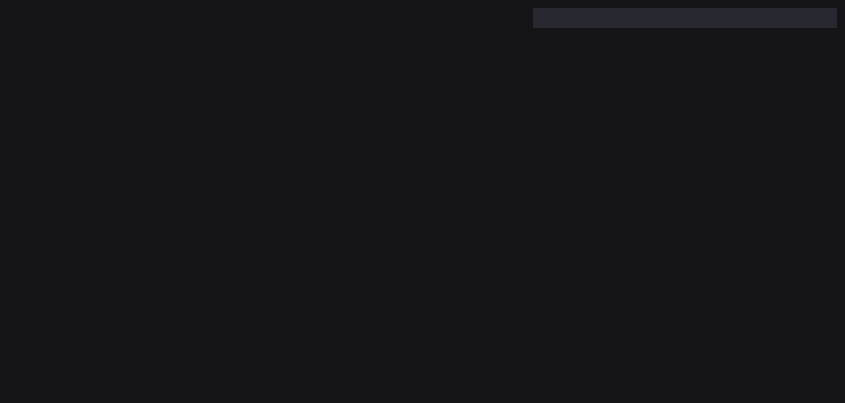
Qt form gui/ui/tooltemplate.ui (analogdevicesinc/scopy) before a commit.
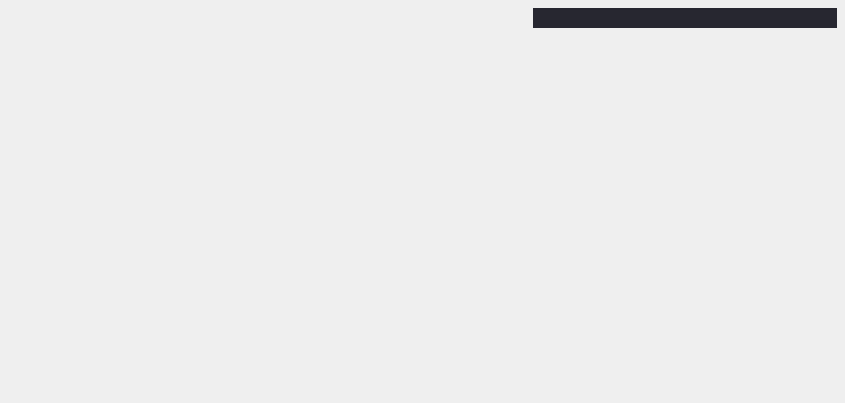
The same form after that commit. Custom widgets are drawn as their Qt base class.

```diff
--- a/gui/ui/tooltemplate.ui
+++ b/gui/ui/tooltemplate.ui
@@ -20,7 +20,7 @@
    <string>Form</string>
   </property>
   <property name="styleSheet">
-   <string notr="true">background-color:/*dodgerblue*/ #141416;</string>
+   <string notr="true"/>
   </property>
   <layout class="QVBoxLayout" name="verticalLayout">
    <property name="spacing">
```
